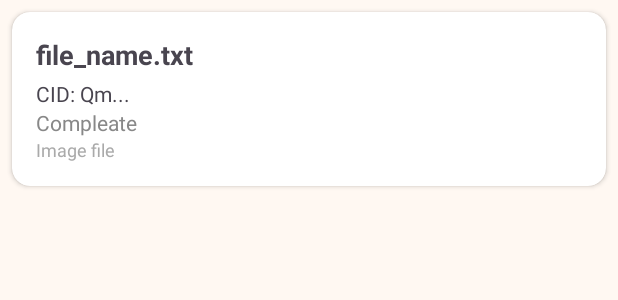
After one commit to PvlMamaev/DecentralizedStorageApp, an Android app: the layout list_item.xml on its own in the app's theme, with its tools: preview values and no code run, on a phone screen of 412 x 824 dp. The commit adds this screen. Shown: the top 300 px of the screen. Run offline under Robolectric (Android 15) with nearby library versions, the phone set to English and light mode, and no system bars.

Commit message:
add: recycler view
На главной странице добавил список загруженных файлов. Убрал отладочную кнопку отправки транзакции, объединив функциональность отправки и загрузки файла в одной FAB кнопке

```diff
--- a/app/build.gradle.kts
+++ b/app/build.gradle.kts
@@ -36,6 +36,7 @@ android {
 }
 
 dependencies {
+    implementation(libs.androidx.recyclerview)
     implementation(libs.okhttp)
     implementation(libs.kotlinx.coroutines.android)
     implementation(libs.ton.kotlin)
--- a/app/src/main/java/com/pvlmamaev/decentralizedstorageapp/MainViewModel.kt
+++ b/app/src/main/java/com/pvlmamaev/decentralizedstorageapp/MainViewModel.kt
@@ -7,9 +7,7 @@ import java.io.File
 
 class MainViewModel : ViewModel() {
 
-    val selectedFileUri = MutableLiveData<Uri?>()
-    val encryptedFile   = MutableLiveData<File?>()
-    val base64Payload   = MutableLiveData<String?>()
+    val uploadedFiles = MutableLiveData<MutableList<UploadedFile>>(mutableListOf())
 
     /** true, когда tonConnectUI уже привязал кошелёк */
     val walletConnected = MutableLiveData<Boolean>(false)
--- /dev/null
+++ b/app/src/main/res/layout/list_item.xml
@@ -0,0 +1,48 @@
+<?xml version="1.0" encoding="utf-8"?>
+<androidx.cardview.widget.CardView xmlns:android="http://schemas.android.com/apk/res/android"
+    xmlns:card_view="http://schemas.android.com/apk/res-auto"
+    android:layout_width="match_parent"
+    android:layout_height="wrap_content"
+    android:layout_margin="8dp"
+    android:elevation="4dp"
+    card_view:cardCornerRadius="12dp">
+
+    <LinearLayout
+        android:layout_width="match_parent"
+        android:layout_height="wrap_content"
+        android:orientation="vertical"
+        android:padding="16dp">
+
+        <TextView
+            android:id="@+id/fileName"
+            android:layout_width="wrap_content"
+            android:layout_height="wrap_content"
+            android:text="file_name.txt"
+            android:textSize="18sp"
+            android:textStyle="bold" />
+
+        <TextView
+            android:id="@+id/fileCid"
+            android:layout_width="wrap_content"
+            android:layout_height="wrap_content"
+            android:layout_marginTop="4dp"
+            android:text="CID: Qm..."
+            android:textSize="14sp" />
+
+        <TextView
+            android:id="@+id/fileStatus"
+            android:layout_width="wrap_content"
+            android:layout_height="wrap_content"
+            android:text="Compleate"
+            android:textColor="#888888"
+            android:textSize="14sp" />
+
+        <TextView
+            android:id="@+id/fileDate"
+            android:layout_width="wrap_content"
+            android:layout_height="wrap_content"
+            android:text="Image file"
+            android:textColor="#AAAAAA"
+            android:textSize="12sp" />
+    </LinearLayout>
+</androidx.cardview.widget.CardView>
--- a/gradle/libs.versions.toml
+++ b/gradle/libs.versions.toml
@@ -12,12 +12,14 @@ activity = "1.10.0"
 constraintlayout = "2.2.0"
 navigationFragmentKtx = "2.8.9"
 okhttp = "4.12.0"
+recyclerview = "1.4.0"
 tonKotlin = "0.2.18"
 
 [libraries]
 androidx-core-ktx = { group = "androidx.core", name = "core-ktx", version.ref = "coreKtx" }
 androidx-navigation-fragment-ktx = { module = "androidx.navigation:navigation-fragment-ktx", version.ref = "navigationFragmentKtx" }
 androidx-navigation-ui-ktx = { module = "androidx.navigation:navigation-ui-ktx", version.ref = "navigationFragmentKtx" }
+androidx-recyclerview = { module = "androidx.recyclerview:recyclerview", version.ref = "recyclerview" }
 junit = { group = "junit", name = "junit", version.ref = "junit" }
 androidx-junit = { group = "androidx.test.ext", name = "junit", version.ref = "junitVersion" }
 androidx-espresso-core = { group = "androidx.test.espresso", name = "espresso-core", version.ref = "espressoCore" }
```
Also changed, not shown: app/src/main/java/com/pvlmamaev/decentralizedstorageapp/FileFragment.kt (+32 -34 lines), app/src/main/java/com/pvlmamaev/decentralizedstorageapp/ItemAdapter.kt (added, +41 -0 lines), app/src/main/java/com/pvlmamaev/decentralizedstorageapp/UploadedFile.kt (added, +15 -0 lines), app/src/main/res/layout/fragment_file.xml (+17 -10 lines).
